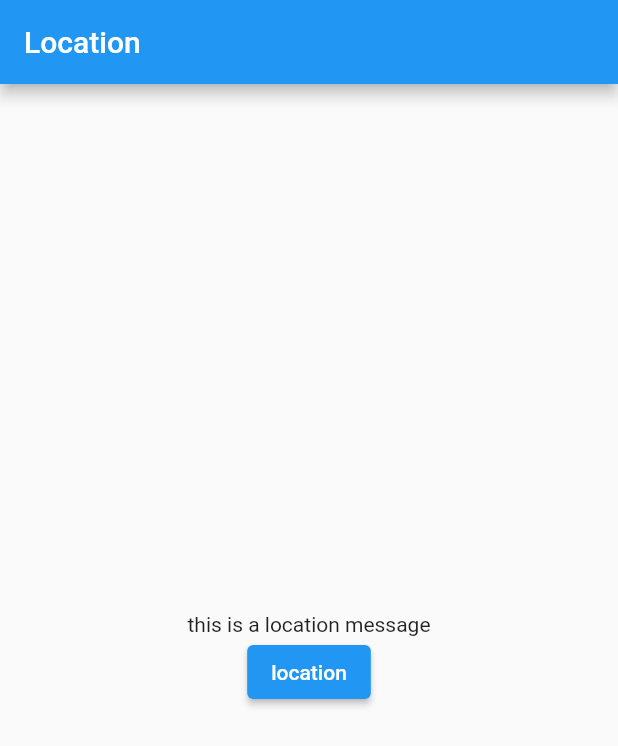
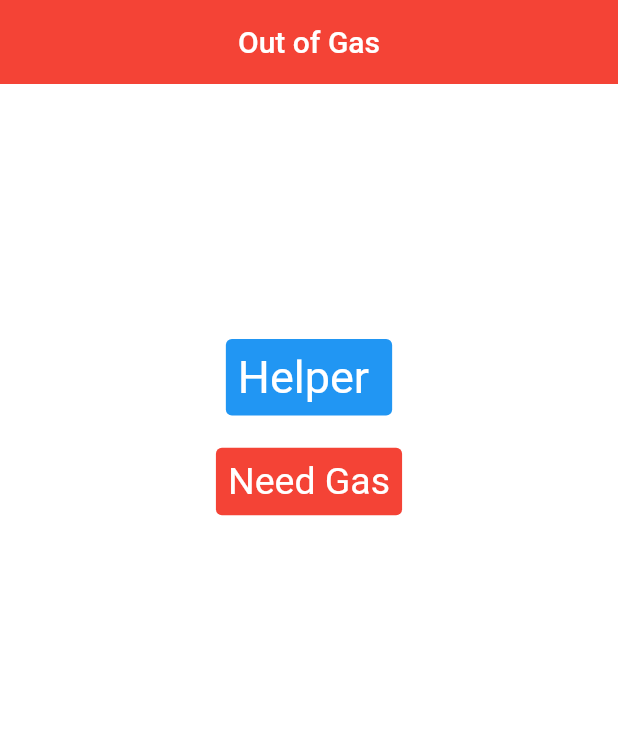
Before and after one commit to vikepk/out_of_gas, a Flutter app: the screen it shows after launch, on a phone screen of 412 x 824 dp. Shown: the top 746 px of the screen. Run offline on Flutter 3.47's test engine with Material 2 defaults, Android fonts, the phone set to English and light mode, and no system bars; our stand-ins replace geolocator.

Commit message:
p changes

```diff
--- a/lib/main.dart
+++ b/lib/main.dart
@@ -3,6 +3,10 @@ import 'package:flutter/material.dart';
 import 'package:out_of_gas/splash_screen.dart';
 
 import 'current_location.dart';
+
+import 'package:out_of_gas/map_utils.dart';
+import 'package:out_of_gas/home.dart';
+import 'package:out_of_gas/pages/first_page.dart';
 
 Future main() async {
   WidgetsFlutterBinding.ensureInitialized();
@@ -16,7 +20,7 @@ class MyApp extends StatelessWidget {
   Widget build(BuildContext context) {
     return const MaterialApp(
       debugShowCheckedModeBanner: false,
-      home: splash(),
+      home: HomePage(),
     );
   }
 }
--- /dev/null
+++ b/lib/pages/first_page.dart
@@ -0,0 +1,60 @@
+import 'package:flutter/material.dart';
+
+import 'package:out_of_gas/splash_screen.dart';
+
+import 'package:out_of_gas/current_location.dart';
+
+import 'package:out_of_gas/map_utils.dart';
+import 'package:out_of_gas/home.dart';
+
+class HomePage extends StatelessWidget {
+  const HomePage({super.key});
+
+  @override
+  Widget build(BuildContext context) {
+    return Scaffold(
+      backgroundColor: Colors.white,
+      appBar: AppBar(
+        backgroundColor: Colors.red,
+        title: Text("Out of Gas"),
+        centerTitle: true,
+        elevation: 0,
+      ),
+      body: Center(
+        child: Padding(
+          padding: const EdgeInsets.fromLTRB(0, 150, 0, 0),
+          child: Column(
+            children: [
+              SizedBox(
+                height: 20,
+              ),
+              TextButton(
+                style: TextButton.styleFrom(
+                    backgroundColor: Colors.blue,
+                    textStyle: const TextStyle(fontSize: 30)),
+                onPressed: () {},
+                child: Text(
+                  "Helper ",
+                  style: TextStyle(color: Colors.white),
+                ),
+              ),
+              SizedBox(
+                height: 20,
+              ),
+              TextButton(
+                style: TextButton.styleFrom(
+                    backgroundColor: Colors.red,
+                    textStyle: const TextStyle(fontSize: 25)),
+                onPressed: () {},
+                child: Text(
+                  "Need Gas",
+                  style: TextStyle(color: Colors.white),
+                ),
+              ),
+            ],
+          ),
+        ),
+      ),
+    );
+  }
+}
--- a/pubspec.yaml
+++ b/pubspec.yaml
@@ -38,6 +38,7 @@ dependencies:
   cupertino_icons: ^1.0.2
   google_maps_flutter: ^2.2.5
   geolocator: ^9.0.2
+  url_launcher: ^6.1.10
 
 
 dev_dependencies:
```
Also changed, not shown: lib/home.dart (added, +32 -0 lines), lib/map_utils.dart (added, +14 -0 lines), pubspec.lock, 2 other files.
